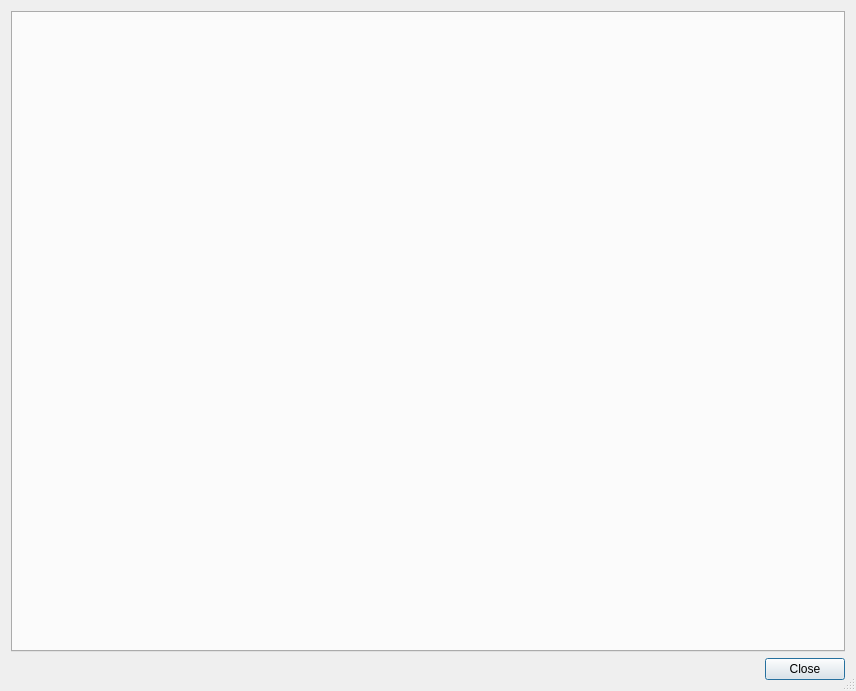
Above: src/UserInterface/src/Dialogs/SimulationVariablesDialog.ui from till213/SkyDolly before the change. Below: the same form after it.
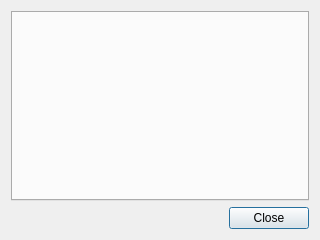
That is the form after the change.

Commit message: Add more flight information variables

Diff of the .ui file:
```diff
--- a/src/UserInterface/src/Dialogs/SimulationVariablesDialog.ui
+++ b/src/UserInterface/src/Dialogs/SimulationVariablesDialog.ui
@@ -6,17 +6,26 @@
    <rect>
     <x>0</x>
     <y>0</y>
-    <width>856</width>
-    <height>691</height>
+    <width>320</width>
+    <height>240</height>
    </rect>
   </property>
+  <property name="minimumSize">
+   <size>
+    <width>320</width>
+    <height>240</height>
+   </size>
+  </property>
   <property name="windowTitle">
    <string>Simulation Variables</string>
   </property>
   <property name="sizeGripEnabled">
-   <bool>true</bool>
+   <bool>false</bool>
   </property>
   <layout class="QGridLayout" name="gridLayout">
+   <property name="sizeConstraint">
+    <enum>QLayout::SetMinimumSize</enum>
+   </property>
    <item row="1" column="0">
     <widget class="QDialogButtonBox" name="buttonBox">
      <property name="orientation">
```
The commit also changes 11 other files.
